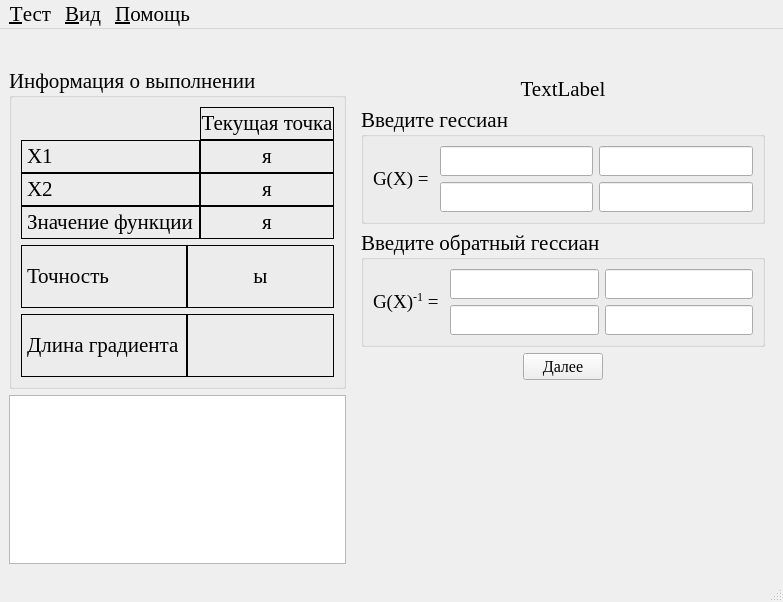
Before: the Qt Designer form optimizationmethods/ui/NotWen.ui in Eliminationzx/optimizationmethods, drawn with Qt 5.
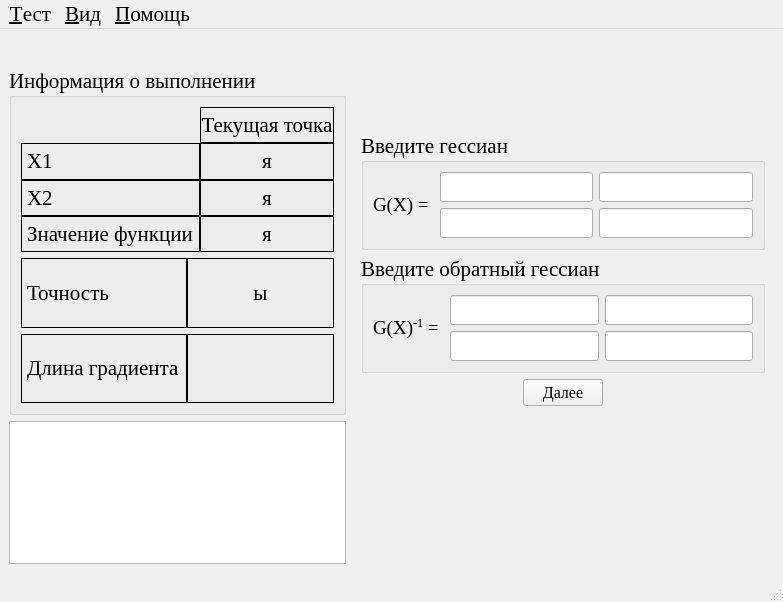
After: the same form once the commit is applied. The open tabs and pages were chosen to show the change. Icons and pictures are not drawn.

The edit to the form file:
```diff
--- a/optimizationmethods/ui/NotWen.ui
+++ b/optimizationmethods/ui/NotWen.ui
@@ -892,7 +892,7 @@
       </widget>
       <widget class="QWidget" name="gessian">
        <layout class="QGridLayout" name="gridLayout_16">
-        <item row="1" column="0">
+        <item row="2" column="0">
          <widget class="QGroupBox" name="groupBox_7">
           <property name="title">
            <string>Введите гессиан</string>
@@ -953,7 +953,7 @@
           </layout>
          </widget>
         </item>
-        <item row="3" column="0">
+        <item row="4" column="0">
          <widget class="QGroupBox" name="groupBox_8">
           <property name="title">
            <string>Введите обратный гессиан</string>
@@ -1014,7 +1014,7 @@
           </layout>
          </widget>
         </item>
-        <item row="4" column="0">
+        <item row="5" column="0">
          <layout class="QHBoxLayout" name="horizontalLayout_9">
           <item>
            <spacer name="horizontalSpacer_11">
@@ -1058,8 +1058,28 @@
         </item>
         <item row="0" column="0">
          <widget class="QLabel" name="label_23">
+          <property name="font">
+           <font>
+            <pointsize>14</pointsize>
+           </font>
+          </property>
           <property name="text">
-           <string>TextLabel</string>
+           <string/>
+          </property>
+          <property name="alignment">
+           <set>Qt::AlignCenter</set>
+          </property>
+         </widget>
+        </item>
+        <item row="1" column="0">
+         <widget class="QLabel" name="label_24">
+          <property name="font">
+           <font>
+            <pointsize>14</pointsize>
+           </font>
+          </property>
+          <property name="text">
+           <string/>
           </property>
           <property name="alignment">
            <set>Qt::AlignCenter</set>
```
Left out of the diff: 5 changed lines with no effect on the pictures.
